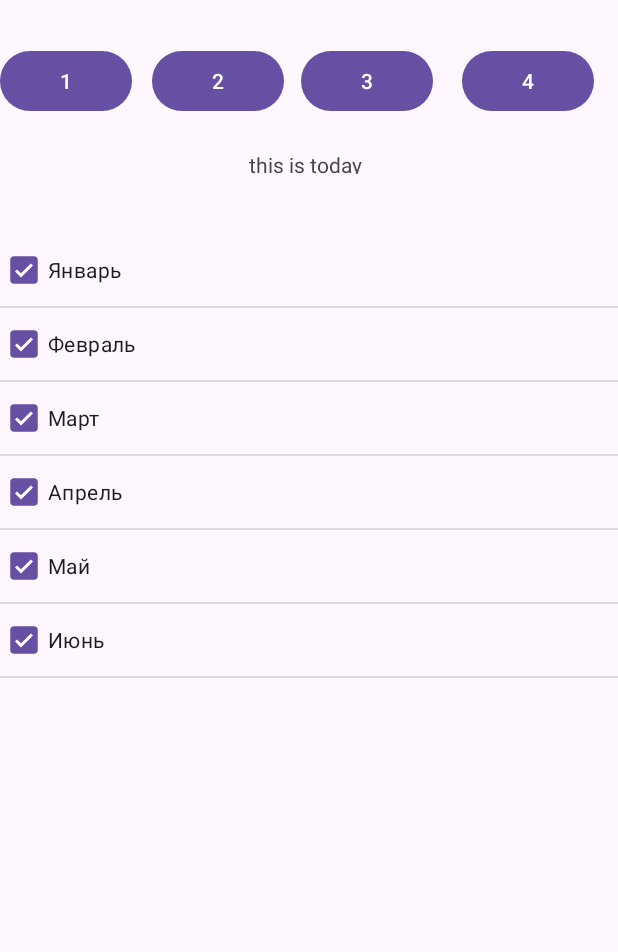
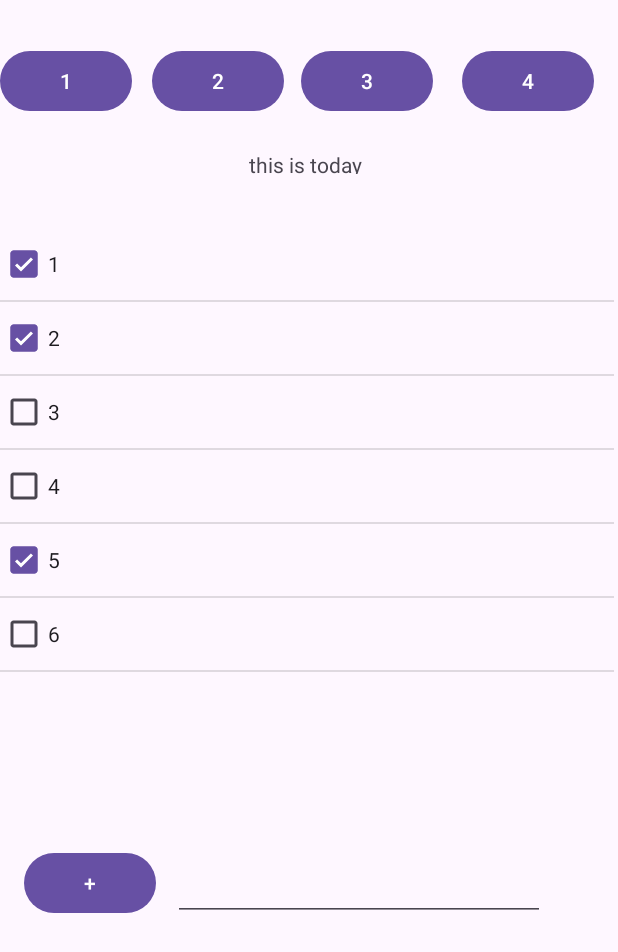
Before and after one commit to AazAlena/veb_timetable, an Android app: the screen it shows after launch (Today), after a tap on "Today", on a phone screen of 412 x 824 dp. Shown: the top 952 px of the screen. Run offline under Robolectric (Android 15) with nearby library versions, the phone set to English and light mode, and no system bars.

Commit message:
add goal in checklist in Today

```diff
--- a/app/src/main/java/com/example/calendar/Goal.java
+++ b/app/src/main/java/com/example/calendar/Goal.java
@@ -2,5 +2,5 @@ package com.example.calendar;
 
 public class Goal {
     String name = "";
-    boolean did = true;
+    boolean did;
 }
--- a/app/src/main/java/com/example/calendar/Today.java
+++ b/app/src/main/java/com/example/calendar/Today.java
@@ -10,9 +10,17 @@ import android.widget.Toast;
 
 import androidx.appcompat.app.AppCompatActivity;
 
+import java.util.ArrayList;
+
 public class Today extends AppCompatActivity {
+    ArrayList<String> goalArr;
+    ArrayList<Boolean> goalChecked;
+    MyTodayAdapter adapter;
     Button btn2_today, btn1_today, btn3_today, btn4_today;
     String str;
+    Button ButtonAddGoal_today;
+    TextView EditTextForNewGoal_today;
+//    public String[] goalArr = {"Январь", "Февраль", "Март", "Апрель", "Май", "Июнь"};
     @Override
     protected void onCreate(Bundle savedInstanceState) {
         super.onCreate(savedInstanceState);
@@ -22,10 +30,28 @@ public class Today extends AppCompatActivity {
         str = i.getStringExtra("btn2"); //вынимаем btn1
         Toast.makeText(this, str, Toast.LENGTH_SHORT).show();
 
+        goalArr = new ArrayList<>();
+        goalChecked = new ArrayList<>();
+        goalArr.add("1");
+        goalArr.add("2");
+        goalArr.add("3");
+        goalArr.add("4");
+        goalArr.add("5");
+        goalArr.add("6");
+
+        goalChecked.add(true);
+        goalChecked.add(true);
+        goalChecked.add(false);
+        goalChecked.add(false);
+        goalChecked.add(true);
+        goalChecked.add(false);
+
         btn1_today = findViewById(R.id.btn1_today);
         btn2_today = findViewById(R.id.btn2_today);
         btn3_today = findViewById(R.id.btn3_today);
         btn4_today = findViewById(R.id.btn4_today);
+        ButtonAddGoal_today = findViewById(R.id.ButtonAddGoal_today);
+        EditTextForNewGoal_today = findViewById(R.id.EditTextForNewGoal_today);
 
         View.OnClickListener listener=new View.OnClickListener() {
             @Override
@@ -40,24 +66,44 @@ public class Today extends AppCompatActivity {
         btn1_today.setOnClickListener(listener);
 
 
-        //АДАПТЕР
-        MyTodayAdapter adapter = new MyTodayAdapter(this, makeGoal());
+        //АДАПТЕР_item_1,
+        adapter = new MyTodayAdapter(this, makeGoal(goalArr, goalChecked));
         ListView lv = (ListView) findViewById(R.id.lv_checklists);
         lv.setAdapter(adapter);
 
+        ButtonAddGoal_today.setOnClickListener(new View.OnClickListener() {
+            @Override
+            public void onClick(View v) {
+                String str = EditTextForNewGoal_today.getText().toString();
+//                Toast.makeText(Today.this, str, Toast.LENGTH_SHORT).show();
+//                Goal newGoal = new Goal();
+//                newGoal.did = false;
+//                newGoal.name = str;
+                goalArr.add(str);
+                goalChecked.add(false);
+
+//                adapter.add(makeGoal(goalArr, goalChecked)[makeGoal(goalArr, goalChecked).length - 1]);
+//                adapter.notifyDataSetChanged();
+                adapter = new MyTodayAdapter(Today.this, makeGoal(goalArr, goalChecked));
+                lv.setAdapter(adapter);
+
+//                Toast.makeText(Today.this, goalArr.toString(), Toast.LENGTH_SHORT).show();
+            }
+        });
+
     }
 
-    Goal[] makeGoal() {
-        Goal[] arr = new Goal[6];
-
-        String[] goalArr = {"Январь", "Февраль", "Март", "Апрель", "Май", "Июнь"};
+    Goal[] makeGoal(ArrayList <String>goalArr, ArrayList <Boolean>goalChecked) {
+        Goal[] arr = new Goal[goalArr.size()];
 
         for (int i = 0; i < arr.length; i++) {
             Goal goal = new Goal();
-            goal.name = goalArr[i];
+            goal.name = goalArr.get(i);
+            goal.did = goalChecked.get(i);
 
             arr[i] = goal;
         }
         return arr;
     }
+
 }
--- a/app/src/main/res/layout/item.xml
+++ b/app/src/main/res/layout/item.xml
@@ -11,12 +11,11 @@
     <!--    android:text="Месяц"-->
     <!--    android:textAppearance="?android:attr/textAppearanceLarge" />-->
 
-
     <CheckBox
         android:id="@+id/checkBox"
         android:layout_width="wrap_content"
         android:layout_height="wrap_content"
         android:checked="true"
-        android:text="Мне нравится этот месяц" />
+        android:text="" />
 
 </LinearLayout>
--- a/app/src/main/res/layout/today.xml
+++ b/app/src/main/res/layout/today.xml
@@ -74,14 +74,40 @@
     <ListView
         android:id="@+id/lv_checklists"
 
-        android:layout_width="461dp"
-        android:layout_height="370dp"
+        android:layout_width="409dp"
+        android:layout_height="373dp"
 
         app:layout_constraintBottom_toBottomOf="parent"
         app:layout_constraintEnd_toEndOf="parent"
         app:layout_constraintHorizontal_bias="0.0"
         app:layout_constraintStart_toStartOf="parent"
         app:layout_constraintTop_toTopOf="parent"
-        app:layout_constraintVertical_bias="0.343" />
+        app:layout_constraintVertical_bias="0.337" />
+
+    <Button
+        android:id="@+id/ButtonAddGoal_today"
+        android:layout_width="wrap_content"
+        android:layout_height="wrap_content"
+        android:text="+"
+        app:layout_constraintBottom_toBottomOf="parent"
+        app:layout_constraintEnd_toEndOf="parent"
+        app:layout_constraintHorizontal_bias="0.049"
+        app:layout_constraintStart_toStartOf="parent"
+        app:layout_constraintTop_toBottomOf="@+id/lv_checklists"
+        app:layout_constraintVertical_bias="0.158" />
+
+    <EditText
+        android:id="@+id/EditTextForNewGoal_today"
+        android:layout_width="248dp"
+        android:layout_height="45dp"
+        android:ems="10"
+        android:inputType="text"
+        android:text=""
+        app:layout_constraintBottom_toBottomOf="parent"
+        app:layout_constraintEnd_toEndOf="parent"
+        app:layout_constraintHorizontal_bias="0.186"
+        app:layout_constraintStart_toEndOf="@+id/ButtonAddGoal_today"
+        app:layout_constraintTop_toBottomOf="@+id/lv_checklists"
+        app:layout_constraintVertical_bias="0.171" />
 
 </androidx.constraintlayout.widget.ConstraintLayout>
```
